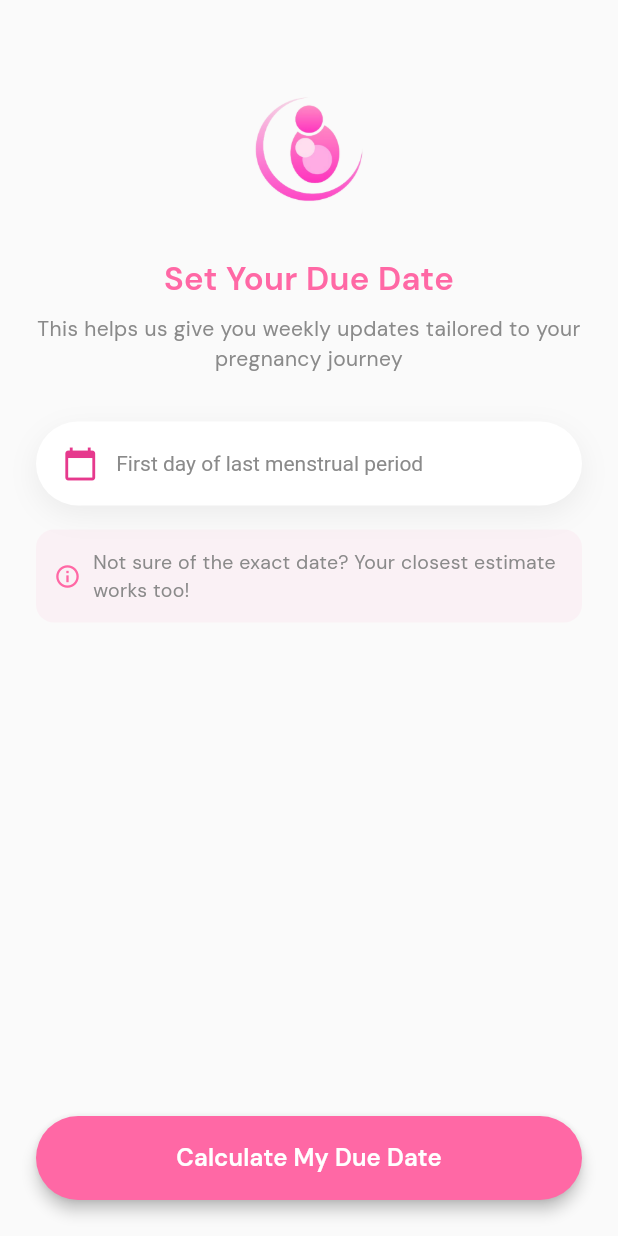
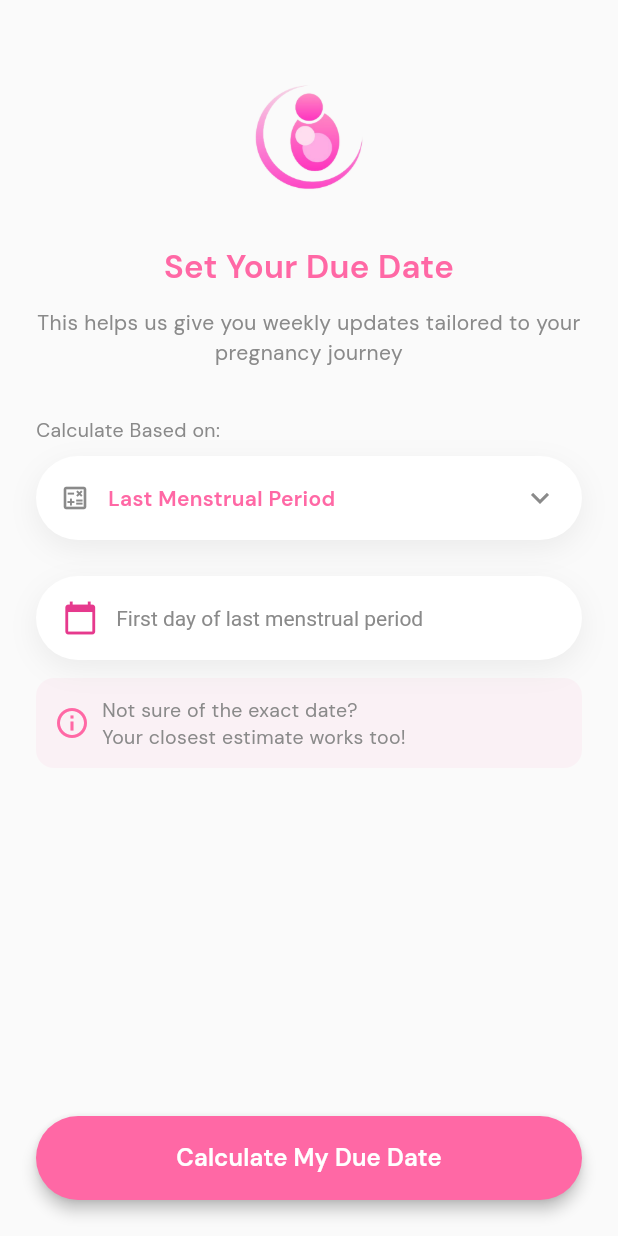
Before and after one commit to ErrolKelvinTolentino/InaAgapayFlutter, a Flutter app: the DueDateSetterScreen screen opened directly, on a phone screen of 412 x 824 dp. Run offline on Flutter 3.47's test engine with Material 3 defaults, Android fonts, the phone set to English and light mode, and no system bars.

Commit message:
Due date setter applied
updated dropdown design and function

no validations applied yet

```diff
--- /dev/null
+++ b/inaagapay_flutter_v1/lib/models/due_date_basis.dart
@@ -0,0 +1,18 @@
+enum DueDateBasis {
+  lmp,
+  edd,
+  aog,
+}
+
+extension DueDateBasisLabel on DueDateBasis {
+  String get label {
+    switch (this) {
+      case DueDateBasis.lmp:
+        return 'Last Menstrual Period';
+      case DueDateBasis.edd:
+        return 'Estimated Delivery Date';
+      case DueDateBasis.aog:
+        return 'Age of Gestation';
+    }
+  }
+}
--- a/inaagapay_flutter_v1/lib/screens/due_date_setter.dart
+++ b/inaagapay_flutter_v1/lib/screens/due_date_setter.dart
@@ -3,6 +3,9 @@ import '../theme/app_colors.dart';
 import '../widgets/headline.dart';
 import '../widgets/app_input_field.dart';
 import '../widgets/main_button.dart';
+import '../widgets/calculation_dropdown.dart';
+import '../widgets/aog_input.dart';
+import '../models/due_date_basis.dart';
 
 enum DueDateMode { pregnant, supporting }
 
@@ -19,20 +22,41 @@ class DueDateSetterScreen extends StatefulWidget {
 }
 
 class _DueDateSetterScreenState extends State<DueDateSetterScreen> {
-  final TextEditingController _dateController = TextEditingController();
+  DueDateBasis _basis = DueDateBasis.lmp;
+
+  final _dateController = TextEditingController();
+  final _weeksController = TextEditingController();
+  final _daysController = TextEditingController();
+
+  Future<void> _pickDate() async {
+    final pickedDate = await showDatePicker(
+      context: context,
+      initialDate: DateTime.now(),
+      firstDate: DateTime(1900),
+      lastDate: DateTime.now(),
+    );
+
+    if (pickedDate != null) {
+      _dateController.text =
+          '${pickedDate.month.toString().padLeft(2, '0')}/'
+          '${pickedDate.day.toString().padLeft(2, '0')}/'
+          '${pickedDate.year}';
+    }
+  }
 
   @override
   Widget build(BuildContext context) {
     final isPregnant = widget.mode == DueDateMode.pregnant;
 
     return Scaffold(
+      resizeToAvoidBottomInset: false, // ✅ IMPORTANT
       backgroundColor: AppColors.bgPrimary,
       body: SafeArea(
         child: Padding(
           padding: const EdgeInsets.all(24),
           child: Column(
             children: [
-              const SizedBox(height: 32),
+              const SizedBox(height: 24),
 
               Image.asset(
                 'assets/images/logo.png',
@@ -47,7 +71,7 @@ class _DueDateSetterScreenState extends State<DueDateSetterScreen> {
                     : 'Set Their Due Date',
               ),
 
-              const SizedBox(height: 8),
+              const SizedBox(height: 12),
 
               Text(
                 isPregnant
@@ -62,31 +86,43 @@ class _DueDateSetterScreenState extends State<DueDateSetterScreen> {
 
               const SizedBox(height: 32),
 
-              AppInputField(
-                hintText: isPregnant
-                    ? 'First day of last menstrual period'
-                    : 'First day of their last menstrual period',
-                controller: _dateController,
-                readOnly: true,
-                leadingIcon: Icons.calendar_today,
-                onTap: () async {
-                  final pickedDate = await showDatePicker(
-                    context: context,
-                    initialDate: DateTime.now(),
-                    firstDate: DateTime(1900),
-                    lastDate: DateTime.now(),
-                  );
+              Align(
+                alignment: Alignment.centerLeft,
+                child: Text(
+                  'Calculate Based on:',
+                  style: const TextStyle(
+                    fontSize: 13,
+                    color: AppColors.textSecondary,
+                  ),
+                ),
+              ),
 
-                  if (pickedDate != null) {
-                    _dateController.text =
-                        '${pickedDate.month.toString().padLeft(2, '0')}/'
-                        '${pickedDate.day.toString().padLeft(2, '0')}/'
-                        '${pickedDate.year}';
-                  }
+              const SizedBox(height: 8),
+
+              CalculationDropdown(
+  value: _basis,
+  onChanged: (value) {
+    setState(() => _basis = value);
   },
 ),
 
-              const SizedBox(height: 16),
+
+              const SizedBox(height: 24),
+
+              // ✅ CALENDAR INPUT (LMP & EDD)
+              if (_basis == DueDateBasis.lmp ||
+                  _basis == DueDateBasis.edd)
+                AppInputField(
+                  hintText: _basis == DueDateBasis.lmp
+                      ? 'First day of last menstrual period'
+                      : 'Estimated delivery date',
+                  controller: _dateController,
+                  readOnly: false,
+                  leadingIcon: Icons.calendar_today,
+                  onTap: _pickDate,
+                ),
+                if (_basis != DueDateBasis.aog) ...[
+  const SizedBox(height: 12),
 
   Container(
     padding: const EdgeInsets.all(12),
@@ -95,26 +131,37 @@ class _DueDateSetterScreenState extends State<DueDateSetterScreen> {
       borderRadius: BorderRadius.circular(12),
     ),
     child: Row(
+      crossAxisAlignment: CrossAxisAlignment.center,
       children: [
         const Icon(
           Icons.info_outline,
-                      size: 18,
+          size: 24,
           color: AppColors.brandPrimary,
         ),
         const SizedBox(width: 8),
         Expanded(
           child: Text(
-                        isPregnant
-                            ? 'Not sure of the exact date? Your closest estimate works too!'
-                            : 'Not sure of the exact date? Their closest estimate works too!',
+            widget.mode == DueDateMode.pregnant
+                ? 'Not sure of the exact date?\nYour closest estimate works too!'
+                : 'Not sure of the exact date?\nTheir closest estimate works too!',
             style: const TextStyle(
               fontSize: 13,
               color: AppColors.textSecondary,
+              height: 1.4,
             ),
           ),
         ),
       ],
     ),
+  ),
+],
+
+
+              // ✅ AoG INPUT
+              if (_basis == DueDateBasis.aog)
+                AogInput(
+                  weeksController: _weeksController,
+                  daysController: _daysController,
                 ),
 
               const Spacer(),
@@ -124,7 +171,7 @@ class _DueDateSetterScreenState extends State<DueDateSetterScreen> {
                     ? 'Calculate My Due Date'
                     : 'Calculate Their Due Date',
                 onPressed: () {
-                  // TODO: calculate + save due date
+                  // calculation step next
                 },
               ),
             ],
--- /dev/null
+++ b/inaagapay_flutter_v1/lib/widgets/calculation_dropdown.dart
@@ -0,0 +1,207 @@
+import 'package:flutter/material.dart';
+import '../theme/app_colors.dart';
+import '../models/due_date_basis.dart';
+
+class CalculationDropdown extends StatefulWidget {
+  final DueDateBasis value;
+  final ValueChanged<DueDateBasis> onChanged;
+
+  const CalculationDropdown({
+    super.key,
+    required this.value,
+    required this.onChanged,
+  });
+
+  @override
+  State<CalculationDropdown> createState() => _CalculationDropdownState();
+}
+
+class _CalculationDropdownState extends State<CalculationDropdown> {
+  final LayerLink _layerLink = LayerLink();
+  OverlayEntry? _overlayEntry;
+
+  void _toggleDropdown() {
+    if (_overlayEntry == null) {
+      _openDropdown();
+    } else {
+      _closeDropdown();
+    }
+  }
+
+  void _openDropdown() {
+    _overlayEntry = _createOverlay();
+    Overlay.of(context).insert(_overlayEntry!);
+  }
+
+  void _closeDropdown() {
+    _overlayEntry?.remove();
+    _overlayEntry = null;
+  }
+
+  OverlayEntry _createOverlay() {
+    final RenderBox renderBox = context.findRenderObject() as RenderBox;
+    final Size size = renderBox.size;
+
+    return OverlayEntry(
+      builder: (context) => GestureDetector(
+        behavior: HitTestBehavior.translucent,
+        onTap: _closeDropdown,
+        child: Stack(
+          children: [
+            Positioned(
+              width: size.width,
+              child: CompositedTransformFollower(
+                link: _layerLink,
+                showWhenUnlinked: false,
+                offset: Offset(0, size.height + 8),
+                child: _DropdownList(
+                  selected: widget.value,
+                  onSelect: (value) {
+                    widget.onChanged(value);
+                    _closeDropdown();
+                  },
+                ),
+              ),
+            ),
+          ],
+        ),
+      ),
+    );
+  }
+
+  @override
+  Widget build(BuildContext context) {
+    return CompositedTransformTarget(
+      link: _layerLink,
+      child: GestureDetector(
+        onTap: _toggleDropdown,
+        child: Container(
+          height: 56,
+          padding: const EdgeInsets.symmetric(horizontal: 16),
+          decoration: BoxDecoration(
+            color: Colors.white,
+            borderRadius: BorderRadius.circular(28),
+            boxShadow: [
+              BoxShadow(
+                color: Colors.black.withOpacity(0.06),
+                blurRadius: 16,
+                offset: const Offset(0, 6),
+              ),
+            ],
+          ),
+          child: Row(
+            children: [
+              const Icon(
+                Icons.calculate_outlined,
+                size: 20,
+                color: AppColors.textSecondary,
+              ),
+              const SizedBox(width: 12),
+
+              Expanded(
+                child: Text(
+                  widget.value.label,
+                  style: const TextStyle(
+                    fontSize: 14,
+                    color: AppColors.brandPrimary,
+                    fontWeight: FontWeight.w600,
+                  ),
+                ),
+              ),
+
+              const Icon(
+                Icons.keyboard_arrow_down,
+                color: AppColors.textSecondary,
+              ),
+            ],
+          ),
+        ),
+      ),
+    );
+  }
+}
+
+class _DropdownList extends StatelessWidget {
+  final DueDateBasis selected;
+  final ValueChanged<DueDateBasis> onSelect;
+
+  const _DropdownList({
+    required this.selected,
+    required this.onSelect,
+  });
+
+  @override
+  Widget build(BuildContext context) {
+    return Material(
+      color: Colors.transparent,
+      child: Container(
+        decoration: BoxDecoration(
+          color: Colors.white,
+          borderRadius: BorderRadius.circular(20),
+          boxShadow: [
+            BoxShadow(
+              color: Colors.black.withOpacity(0.12),
+              blurRadius: 20,
+              offset: const Offset(0, 8),
+            ),
+          ],
+        ),
+        child: Column(
+          mainAxisSize: MainAxisSize.min,
+          children: DueDateBasis.values.map((basis) {
+            final isSelected = basis == selected;
+
+            return InkWell(
+              onTap: () => onSelect(basis),
+              child: Container(
+                padding: const EdgeInsets.symmetric(
+                  horizontal: 16,
+                  vertical: 14,
+                ),
+                decoration: BoxDecoration(
+                  color: isSelected
+                      ? AppColors.brandPrimary.withOpacity(0.08)
+                      : Colors.transparent,
+                  borderRadius: BorderRadius.circular(20),
+                ),
+                child: Row(
+                  children: [
+                    Icon(
+                      Icons.circle,
+                      size: 8,
+                      color: isSelected
+                          ? AppColors.brandPrimary
+                          : AppColors.textSecondary.withOpacity(0.5),
+                    ),
+                    const SizedBox(width: 12),
+
+                    Expanded(
+                      child: Text(
+                        basis.label,
+                        style: TextStyle(
+                          fontSize: 14,
+                          color: isSelected
+                              ? AppColors.brandPrimary
+                              : AppColors.textSecondary,
+                          fontWeight:
+                              isSelected ? FontWeight.w600 : FontWeight.w400,
+                        ),
+                      ),
+                    ),
+
+                    if (isSelected)
+                      const Icon(
+                        Icons.check,
+                        size: 18,
+                        color: AppColors.brandPrimary,
+                      ),
+                  ],
+                ),
+              ),
+            );
+          }).toList(),
+        ),
+      ),
+    );
+  }
+}
```
Also changed, not shown: inaagapay_flutter_v1/lib/widgets/aog_input.dart (added, +32 -0 lines). Lines whose indentation alone changed are shown as unchanged.
